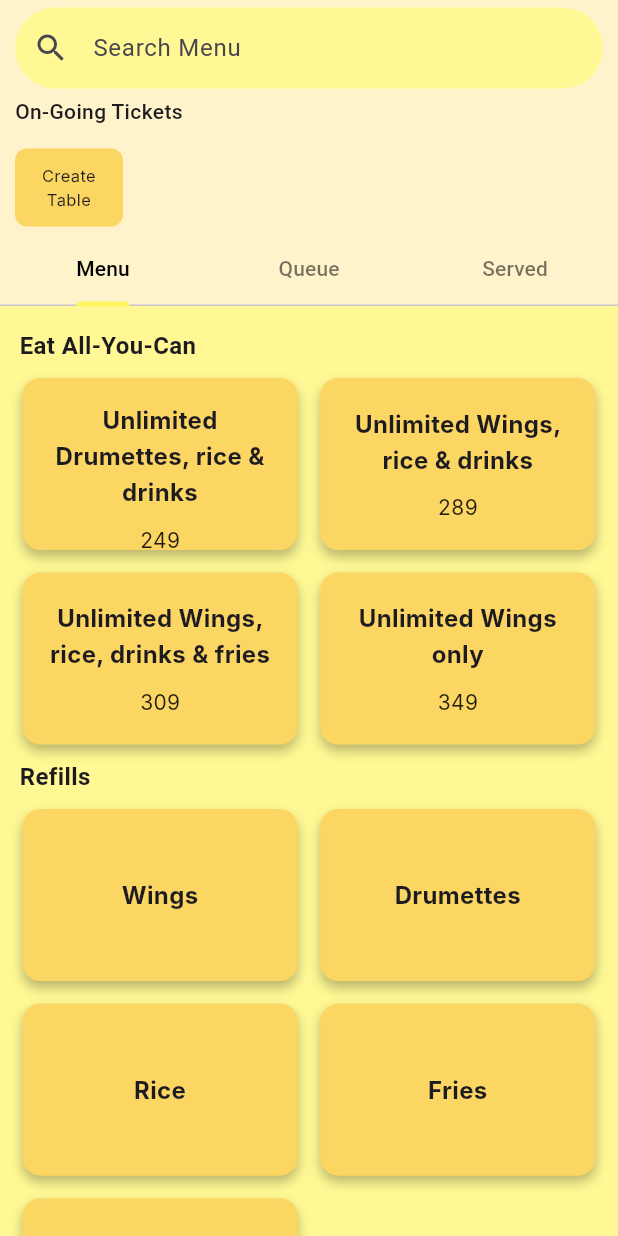
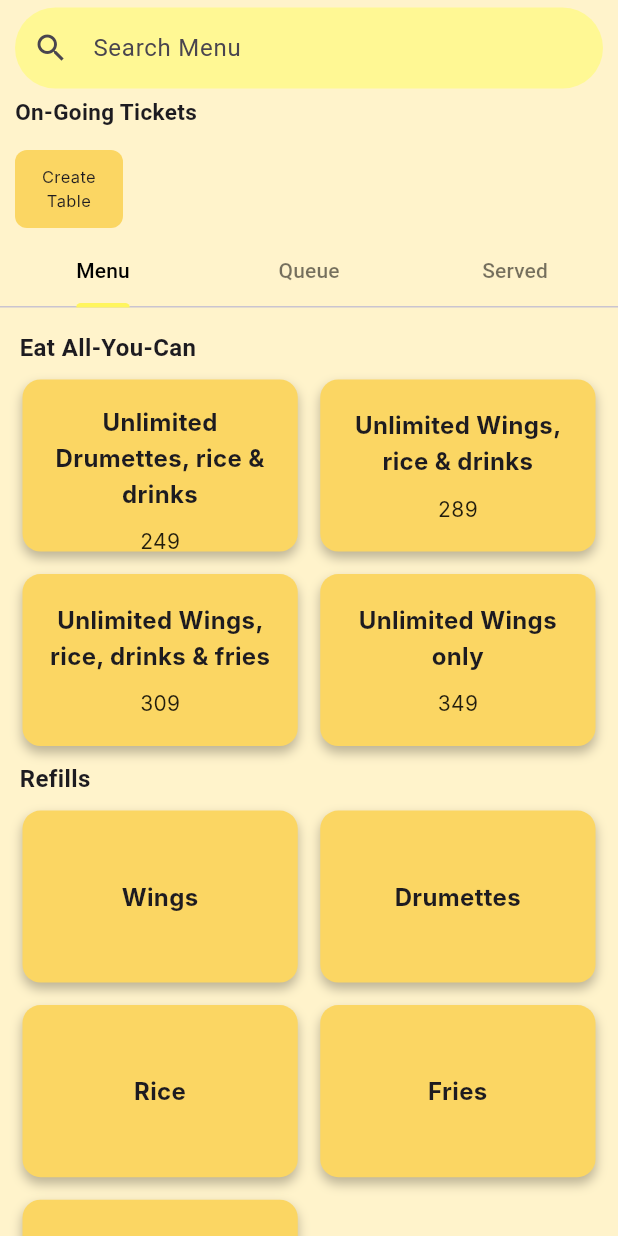
Before and after one commit to JeoSeutin07/chicks_mo_unli, a Flutter app: the OrdersKitchenScreen screen opened directly, on a phone screen of 412 x 824 dp. Run offline on Flutter 3.47's test engine with Material 3 defaults, Android fonts, the phone set to English and light mode, and no system bars; our stand-ins replace cloud_firestore, firebase_core; accounts and stored records are empty; Roboto replaces fonts that are missing (Inter).

Commit message:
Ongoing ticket fix header size

```diff
--- a/lib/order_kitchen/widgets/menu_tabs_widget.dart
+++ b/lib/order_kitchen/widgets/menu_tabs_widget.dart
@@ -22,29 +22,6 @@ class _MenuTabsWidgetState extends State<MenuTabsWidget> {
     });
   }
 
-  List<Widget> tabs = const [
-    Tab(text: 'Menu'),
-    Tab(text: 'Queue'),
-    Tab(text: 'Served'),
-  ];
-
-  List<Widget> tabViews = [];
-
-  @override
-  void initState() {
-    super.initState();
-    tabViews = [
-      MenuTabContent(
-        onItemSelected: (item) {
-          // Handle item selection
-          print("Selected: ${item.title}");
-        },
-      ),
-      const Center(child: Text('Queue Content')),
-      const Center(child: Text('Served Content')),
-    ];
-  }
-
   @override
   Widget build(BuildContext context) {
     return Column(
@@ -54,23 +31,33 @@ class _MenuTabsWidgetState extends State<MenuTabsWidget> {
           currentTableNumber: currentTableNumber,
           onAddOrder: addOrder,
         ),
-        DefaultTabController(
-          length: tabs.length,
-          child: Expanded(
+        Expanded(
+          child: DefaultTabController(
+            length: 3,
             child: Column(
               children: [
                 TabBar(
-                  tabs: tabs,
+                  tabs: const [
+                    Tab(text: 'Menu'),
+                    Tab(text: 'Queue'),
+                    Tab(text: 'Served'),
+                  ],
                   labelColor: Colors.black,
                   unselectedLabelColor: Colors.black54,
                   indicatorColor: const Color(0xFFFFF55E),
                 ),
                 Expanded(
-                  child: Container(
-                    color: const Color(0xFFFFF894),
-                    child: TabBarView(
-                      children: tabViews,
-                    ),
+                  child: TabBarView(
+                    children: [
+                      MenuTabContent(
+                        onItemSelected: (item) {
+                          // Handle item selection
+                          print("Selected: ${item.title}");
+                        },
+                      ),
+                      const Center(child: Text('Queue Content')),
+                      const Center(child: Text('Served Content')),
+                    ],
                   ),
                 ),
               ],
--- a/lib/order_kitchen/widgets/tickets_widget.dart
+++ b/lib/order_kitchen/widgets/tickets_widget.dart
@@ -44,8 +44,8 @@ class _TicketsWidgetState extends State<TicketsWidget> {
             child: Text(
               'On-Going Tickets',
               style: TextStyle(
-                fontSize: 14,
-                fontWeight: FontWeight.w500,
+                fontSize: 15, // Increased font size for header
+                fontWeight: FontWeight.bold, // Bold font weight for header
                 fontFamily: 'Roboto',
               ),
             ),
@@ -134,12 +134,12 @@ class OrderTicket extends StatelessWidget {
   Widget build(BuildContext context) {
     return Container(
       width: 72,
-      margin: const EdgeInsets.only(right: 10, top: 5, bottom: 5),
-      padding: const EdgeInsets.all(10),
-      decoration: BoxDecoration(
+      margin: const EdgeInsets.symmetric(vertical: 5),
+      child: Material(
         color: const Color(0xFFFBD663),
         borderRadius: BorderRadius.circular(8),
-      ),
+        child: Padding(
+          padding: const EdgeInsets.all(10),
           child: Column(
             crossAxisAlignment: CrossAxisAlignment.start,
             children: [
@@ -163,6 +163,8 @@ class OrderTicket extends StatelessWidget {
                   .toList(),
             ],
           ),
+        ),
+      ),
     );
   }
 }
```
Lines whose indentation alone changed are shown as unchanged.
